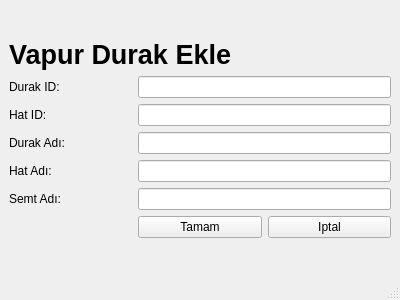
Before: the Qt Designer form Uygulama/durakeklevapur.ui in ergenekonyigit/heysem, drawn with Qt 5.
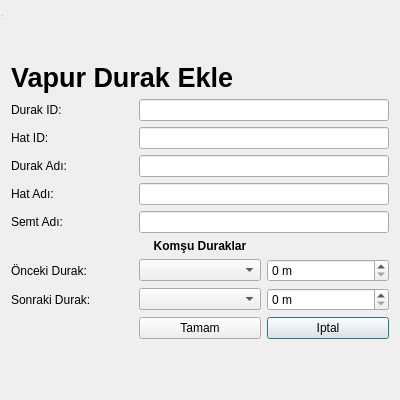
After: the same form once the commit is applied.

The edit to the form file:
```diff
--- a/Uygulama/durakeklevapur.ui
+++ b/Uygulama/durakeklevapur.ui
@@ -1,19 +1,20 @@
 <?xml version="1.0" encoding="UTF-8"?>
 <ui version="4.0">
  <class>DurakEkleVapur</class>
- <widget class="QMainWindow" name="DurakEkleVapur">
+ <widget class="QDialog" name="DurakEkleVapur">
   <property name="geometry">
    <rect>
     <x>0</x>
     <y>0</y>
     <width>400</width>
-    <height>300</height>
+    <height>400</height>
    </rect>
   </property>
   <property name="windowTitle">
-   <string>MainWindow</string>
+   <string>Vapur Durak Ekle</string>
   </property>
-  <widget class="QWidget" name="centralwidget">
+  <layout class="QGridLayout" name="gridLayout_3">
+   <item row="1" column="0">
    <layout class="QGridLayout" name="gridLayout_2">
     <item row="2" column="0">
      <spacer name="verticalSpacer">
@@ -30,16 +31,6 @@
     </item>
     <item row="1" column="0">
      <layout class="QGridLayout" name="gridLayout">
-      <item row="4" column="0">
-       <widget class="QLabel" name="lblHatAdi">
-        <property name="text">
-         <string>Hat Adı: </string>
-        </property>
-       </widget>
-      </item>
-      <item row="3" column="1" colspan="2">
-       <widget class="QLineEdit" name="edtDurakAdi"/>
-      </item>
       <item row="2" column="0">
        <widget class="QLabel" name="lblHatID">
         <property name="text">
@@ -47,40 +38,6 @@
         </property>
        </widget>
       </item>
-      <item row="6" column="2">
-       <widget class="QPushButton" name="pshIpt">
-        <property name="text">
-         <string>Iptal</string>
-        </property>
-       </widget>
-      </item>
-      <item row="4" column="1" colspan="2">
-       <widget class="QLineEdit" name="edtHatAdi"/>
-      </item>
-      <item row="0" column="0" colspan="3">
-       <widget class="QLabel" name="label_4">
-        <property name="font">
-         <font>
-          <pointsize>20</pointsize>
-          <weight>75</weight>
-          <bold>true</bold>
-         </font>
-        </property>
-        <property name="text">
-         <string>Vapur Durak Ekle</string>
-        </property>
-       </widget>
-      </item>
-      <item row="3" column="0">
-       <widget class="QLabel" name="lblDurakAdi">
-        <property name="text">
-         <string>Durak Adı: </string>
-        </property>
-       </widget>
-      </item>
-      <item row="5" column="1" colspan="2">
-       <widget class="QLineEdit" name="edtSemtAdi"/>
-      </item>
       <item row="5" column="0">
        <widget class="QLabel" name="lblSemtAdi">
         <property name="text">
@@ -88,26 +45,120 @@
         </property>
        </widget>
       </item>
-      <item row="6" column="1">
-       <widget class="QPushButton" name="pshEkle">
+       <item row="3" column="0">
+        <widget class="QLabel" name="lblDurakAdi">
         <property name="text">
-         <string>Tamam</string>
+          <string>Durak Adı: </string>
         </property>
        </widget>
       </item>
-      <item row="1" column="0">
-       <widget class="QLabel" name="lblDurakID">
+       <item row="9" column="2">
+        <widget class="QPushButton" name="pshIpt">
         <property name="text">
-         <string>Durak ID:</string>
+          <string>Iptal</string>
+         </property>
+        </widget>
+       </item>
+       <item row="4" column="0">
+        <widget class="QLabel" name="lblHatAdi">
+         <property name="text">
+          <string>Hat Adı: </string>
         </property>
        </widget>
       </item>
       <item row="1" column="1" colspan="2">
        <widget class="QLineEdit" name="edtDurakID"/>
       </item>
+       <item row="5" column="1" colspan="2">
+        <widget class="QLineEdit" name="edtSemtAdi"/>
+       </item>
       <item row="2" column="1" colspan="2">
        <widget class="QLineEdit" name="edtHatID"/>
       </item>
+       <item row="1" column="0">
+        <widget class="QLabel" name="lblDurakID">
+         <property name="text">
+          <string>Durak ID:</string>
+         </property>
+        </widget>
+       </item>
+       <item row="9" column="1">
+        <widget class="QPushButton" name="pshEkle">
+         <property name="text">
+          <string>Tamam</string>
+         </property>
+        </widget>
+       </item>
+       <item row="6" column="1">
+        <widget class="QLabel" name="lblKD">
+         <property name="font">
+          <font>
+           <weight>75</weight>
+           <bold>true</bold>
+          </font>
+         </property>
+         <property name="text">
+          <string>Komşu Duraklar</string>
+         </property>
+         <property name="alignment">
+          <set>Qt::AlignCenter</set>
+         </property>
+        </widget>
+       </item>
+       <item row="3" column="1" colspan="2">
+        <widget class="QLineEdit" name="edtDurakAdi"/>
+       </item>
+       <item row="4" column="1" colspan="2">
+        <widget class="QLineEdit" name="edtHatAdi"/>
+       </item>
+       <item row="7" column="1">
+        <widget class="QComboBox" name="cmbOKDAdi"/>
+       </item>
+       <item row="0" column="0" colspan="3">
+        <widget class="QLabel" name="lblVDE">
+         <property name="font">
+          <font>
+           <pointsize>20</pointsize>
+           <weight>75</weight>
+           <bold>true</bold>
+          </font>
+         </property>
+         <property name="text">
+          <string>Vapur Durak Ekle</string>
+         </property>
+        </widget>
+       </item>
+       <item row="8" column="1">
+        <widget class="QComboBox" name="cmbSKDAdi"/>
+       </item>
+       <item row="7" column="2">
+        <widget class="QSpinBox" name="spnOKDMetre">
+         <property name="suffix">
+          <string> m</string>
+         </property>
+        </widget>
+       </item>
+       <item row="8" column="2">
+        <widget class="QSpinBox" name="spnSKDMetre">
+         <property name="suffix">
+          <string> m</string>
+         </property>
+        </widget>
+       </item>
+       <item row="7" column="0">
+        <widget class="QLabel" name="lblOD">
+         <property name="text">
+          <string>Önceki Durak:</string>
+         </property>
+        </widget>
+       </item>
+       <item row="8" column="0">
+        <widget class="QLabel" name="lblSD">
+         <property name="text">
+          <string>Sonraki Durak:</string>
+         </property>
+        </widget>
+       </item>
      </layout>
     </item>
     <item row="0" column="0">
@@ -124,18 +175,18 @@
      </spacer>
     </item>
    </layout>
-  </widget>
-  <widget class="QMenuBar" name="menubar">
+   </item>
+  </layout>
+  <widget class="QStatusBar" name="statusbar">
    <property name="geometry">
     <rect>
      <x>0</x>
      <y>0</y>
-     <width>400</width>
-     <height>22</height>
+     <width>3</width>
+     <height>21</height>
     </rect>
    </property>
   </widget>
-  <widget class="QStatusBar" name="statusbar"/>
  </widget>
  <resources/>
  <connections/>
```
Lines whose indentation alone changed are shown as unchanged.
